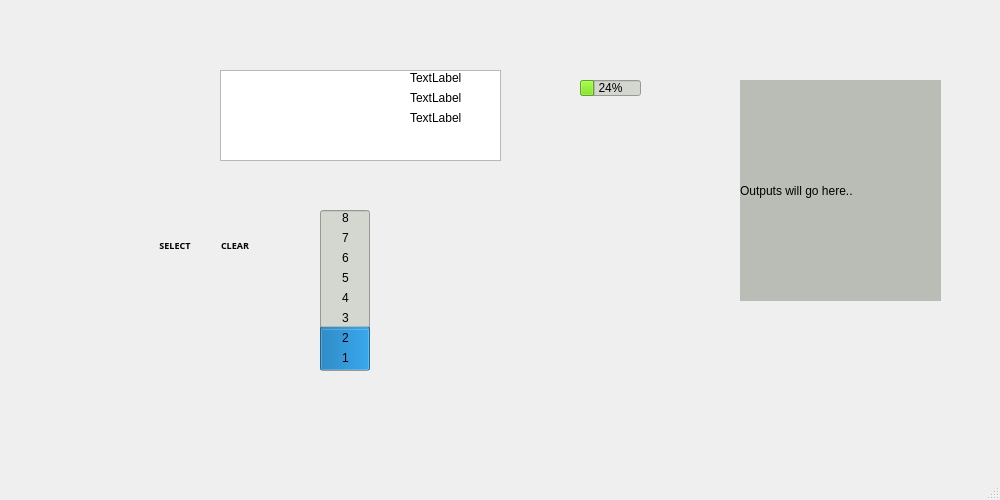
Above: mainwindow.ui from jasonv94/COMP3004-Project before the change. Below: the same form after it.
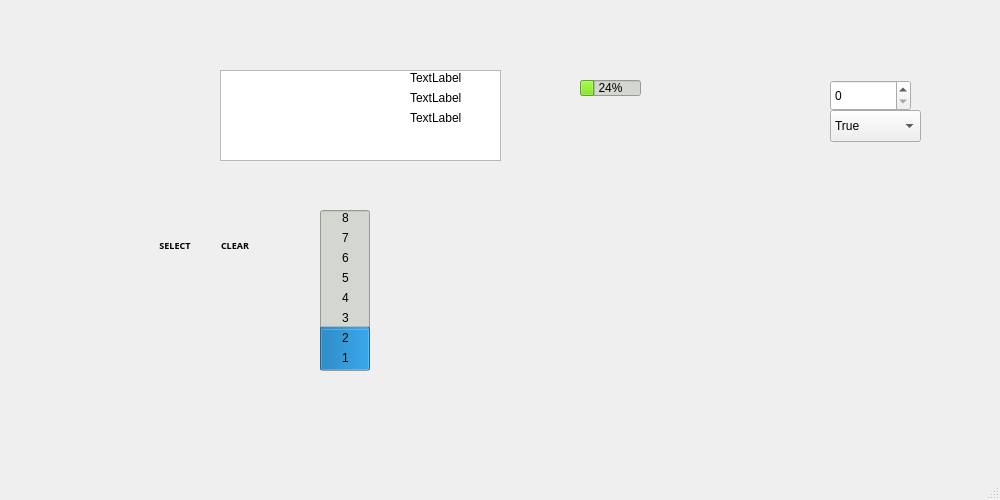
That is the form after the change. Icons and pictures are not drawn.

Commit message: power on off added

Diff of the .ui file:
```diff
--- a/mainwindow.ui
+++ b/mainwindow.ui
@@ -41,25 +41,6 @@
      <bool>false</bool>
     </property>
    </widget>
-   <widget class="QLabel" name="txtConsole">
-    <property name="geometry">
-     <rect>
-      <x>740</x>
-      <y>80</y>
-      <width>201</width>
-      <height>221</height>
-     </rect>
-    </property>
-    <property name="autoFillBackground">
-     <bool>false</bool>
-    </property>
-    <property name="styleSheet">
-     <string notr="true">background: rgb(186, 189, 182)</string>
-    </property>
-    <property name="text">
-     <string>Outputs will go here..</string>
-    </property>
-   </widget>
    <widget class="QPushButton" name="upButton">
     <property name="geometry">
      <rect>
@@ -1047,6 +1028,39 @@
      <string>TextLabel</string>
     </property>
    </widget>
+   <widget class="QSpinBox" name="batteryBox">
+    <property name="geometry">
+     <rect>
+      <x>830</x>
+      <y>80</y>
+      <width>81</width>
+      <height>31</height>
+     </rect>
+    </property>
+    <property name="maximum">
+     <number>100</number>
+    </property>
+   </widget>
+   <widget class="QComboBox" name="connectionBox">
+    <property name="geometry">
+     <rect>
+      <x>830</x>
+      <y>110</y>
+      <width>91</width>
+      <height>32</height>
+     </rect>
+    </property>
+    <item>
+     <property name="text">
+      <string>True</string>
+     </property>
+    </item>
+    <item>
+     <property name="text">
+      <string>False</string>
+     </property>
+    </item>
+   </widget>
    <zorder>rmb</zorder>
    <zorder>menuWidget</zorder>
    <zorder>txtConsole</zorder>
```
Left out of the diff: 9 changed lines with no effect on the pictures. The commit also changes 2 other files.
